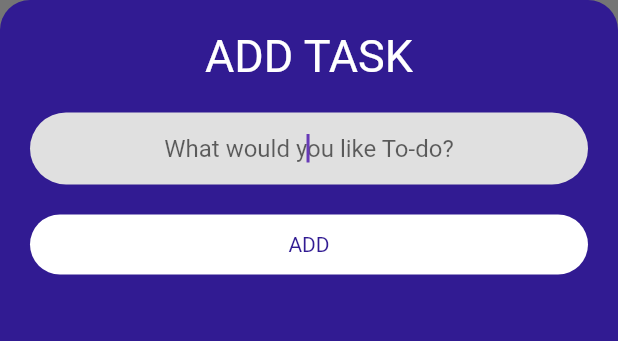
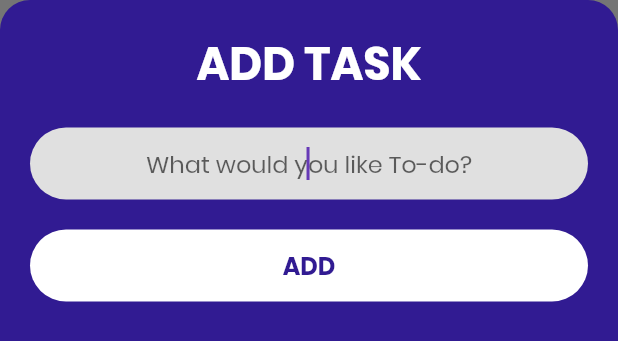
Before and after one commit to ishandeveloper/Todoer-App, a Flutter app: the AddTaskScreen widget shown alone on an empty page, opened directly, on a phone screen of 412 x 824 dp. Shown: the top 341 px of the screen. Run offline on Flutter 3.47's test engine with Material 2 defaults, Android fonts, the phone set to English and light mode, and no system bars; network calls fail.

Commit message:
updated fonts

```diff
--- a/lib/screens/add_task_screen.dart
+++ b/lib/screens/add_task_screen.dart
@@ -26,11 +26,14 @@ class AddTaskScreen extends StatelessWidget {
               'Add Task'.toUpperCase(),
               textAlign: TextAlign.center,
               style: TextStyle(
-                fontSize: 30.0,
-                color: Colors.white,
-              ),
+                  fontSize: 30.0,
+                  color: Colors.white,
+                  fontFamily: 'Poppins',
+                  fontWeight: FontWeight.bold),
             ),
-            SizedBox(height: 20,),
+            SizedBox(
+              height: 20,
+            ),
             Container(
               decoration: BoxDecoration(
                 color: Colors.grey[300],
@@ -43,7 +46,7 @@ class AddTaskScreen extends StatelessWidget {
                     borderSide: BorderSide.none,
                   ),
                 ),
-                style: TextStyle(color: Colors.deepPurple),
+                style: TextStyle(fontFamily: 'Poppins',color: Colors.deepPurple),
                 autofocus: true,
                 cursorColor: Colors.deepPurple,
                 textAlign: TextAlign.center,
--- a/lib/widgets/add_tasks_button.dart
+++ b/lib/widgets/add_tasks_button.dart
@@ -14,6 +14,9 @@ class AddTasksButton extends StatelessWidget {
         child: Text(
           'Add'.toUpperCase(),
           style: TextStyle(
+            fontFamily: 'Poppins',
+            fontSize: 16,
+            fontWeight: FontWeight.bold,
             color: Colors.deepPurple[900],
           ),
         ),
```
Also changed, not shown: lib/main.dart (+7 -0 lines).
